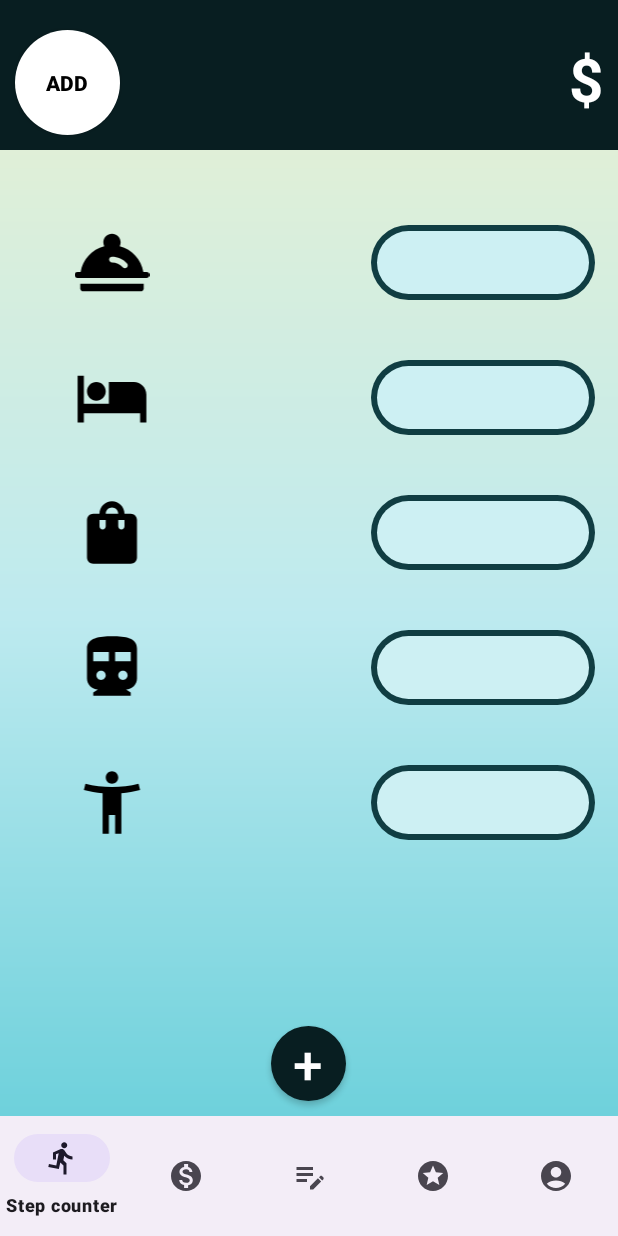
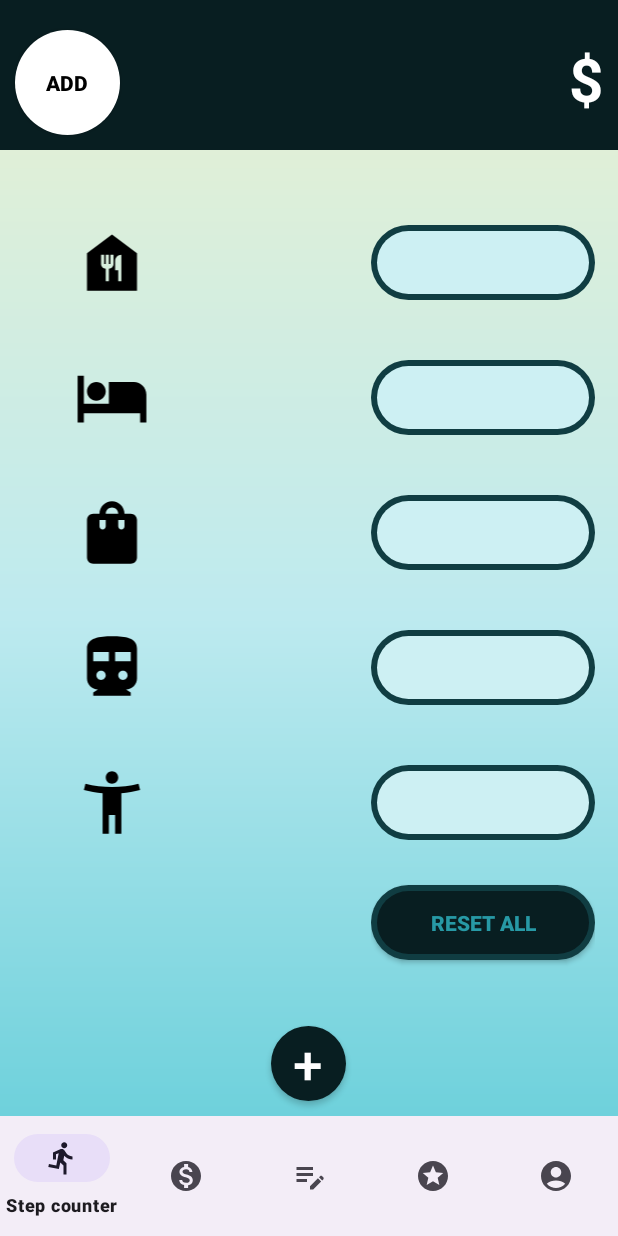
Before and after one commit to jmaimohamed/JetSetGo, an Android app: the fragment AfficheDepensesFragment placed in its activity, on a phone screen of 412 x 824 dp. Run offline under Robolectric (Android 15) with nearby library versions, the phone set to English and light mode, and no system bars; our stand-ins replace Room's generated code.

Commit message:
tache finale1.0

```diff
--- a/app/src/main/java/com/jmaaix/testttttt/AfficheDepensesFragment.java
+++ b/app/src/main/java/com/jmaaix/testttttt/AfficheDepensesFragment.java
@@ -43,23 +43,24 @@ public class AfficheDepensesFragment extends Fragment {
 
         Button addDepenseButton = rootView.findViewById(R.id.IDbutton_addDepense);
         Button editBudget = rootView.findViewById(R.id.IDbutton_addbudget);
+        Button ResetButton=rootView.findViewById(R.id.IDResetButton);
 
         UserDatabase userDatabase = UserDatabase.getInstance(requireContext());
         BudgetDao budgetDao = userDatabase.budgetDao();
         String loggedInUsername = requireActivity().getIntent().getStringExtra("Email");
 
+        Email = loggedInUsername;
+        long userId = budgetDao.getUserIDByEmail(Email);
+
         // Handle the button click to navigate to another fragment (Fragment2, for example)
         if (loggedInUsername != null && !loggedInUsername.isEmpty()) {
-            Email = loggedInUsername;
-            long userId = budgetDao.getUserIDByEmail(Email);
+
             double totalBudget = budgetDao.getTotalBudget(userId);
-
             double Bfood= budgetDao.getBFood(userId);
             double Baccomodation = budgetDao.getBAccomodation(userId);
             double Btransport = budgetDao.getBTransport(userId);
             double Bshopping = budgetDao.getBShopping(userId);
             double BLoisir= budgetDao.getBLosir(userId);
-
             double BudgetRestant=totalBudget-(Bfood+ Baccomodation+Btransport+Bshopping+BLoisir);
 
             totalBudgetTextView.setText(String.valueOf(BudgetRestant));
@@ -87,7 +88,16 @@ public class AfficheDepensesFragment extends Fragment {
             }
         });
 
-
+        ResetButton.setOnClickListener(new View.OnClickListener() {
+            @Override
+            public void onClick(View v) {
+                long userId = budgetDao.getUserIDByEmail(Email);
+                // Replace the current fragment with Fragment2
+                budgetDao.ResetALL(userId);
+                Fragment afficheDepensesFragment = new AfficheDepensesFragment(); // Replace with the actual Fragment2 class
+                replaceFragment(afficheDepensesFragment);
+            }
+        });
         return rootView;
     }
 
--- a/app/src/main/java/com/jmaaix/testttttt/CameraFragment.java
+++ b/app/src/main/java/com/jmaaix/testttttt/CameraFragment.java
@@ -56,7 +56,6 @@ public class CameraFragment extends Fragment {
             imageView = view.findViewById(R.id.imageView);
             Button takePictureButton = view.findViewById(R.id.takePictureButton);
             Button consulterButton = view.findViewById(R.id.cons_facture);
-            TextView textView = view.findViewById(R.id.idfacturetext);
             // Set a click listener for the button
 
 
--- a/app/src/main/java/com/jmaaix/testttttt/DAO/BudgetDao.java
+++ b/app/src/main/java/com/jmaaix/testttttt/DAO/BudgetDao.java
@@ -18,6 +18,9 @@ import java.util.List;
 public interface BudgetDao {
 
 
+
+    @Query("UPDATE budget SET BLoisir = 0 ,BTransport=0,BShopping=0,BAccomodation=0,BFood=0  WHERE userId = :userId")
+    void ResetALL(long userId);
     @Insert
     void insertBudget(Budget budget);
 
@@ -62,6 +65,4 @@ public interface BudgetDao {
     @Query("UPDATE budget SET BLoisir = BLoisir + :newBLoisir  WHERE userId = :userId")
     void updateBLoisir(long userId, double newBLoisir);
 
-
-
 }
--- a/app/src/main/java/com/jmaaix/testttttt/database/UserDatabase.java
+++ b/app/src/main/java/com/jmaaix/testttttt/database/UserDatabase.java
@@ -13,7 +13,7 @@ import com.jmaaix.testttttt.entities.Budget;
 import com.jmaaix.testttttt.entities.Facture;
 import com.jmaaix.testttttt.entities.User;
 
-@Database(entities = {User.class, Budget.class, Facture.class}, version = 3, exportSchema = false)
+@Database(entities = {User.class, Budget.class, Facture.class}, version = 4, exportSchema = false)
 public abstract class UserDatabase extends RoomDatabase {
 
     private static UserDatabase instance;
--- a/app/src/main/res/layout/fragment_affiche_depenses.xml
+++ b/app/src/main/res/layout/fragment_affiche_depenses.xml
@@ -58,7 +58,7 @@
             android:id="@+id/id_image_food"
             android:layout_width="match_parent"
             android:layout_height="50dp"
-            android:src="@drawable/tray_food" />
+            android:src="@drawable/image_selector" />
 
         <Space
             android:layout_width="match_parent"
@@ -178,14 +178,29 @@
             android:layout_width="match_parent"
             android:layout_height="50dp"
             android:background="@drawable/textcolor"
-
             android:textAlignment="center"
             android:textColor="#081E21"
             android:textSize="30dp"
             android:textStyle="bold" />
 
+        <androidx.appcompat.widget.AppCompatButton
+            android:id="@+id/IDResetButton"
+            android:layout_width="match_parent"
+            android:layout_height="50dp"
+            android:layout_marginTop="30dp"
+            android:background="@drawable/buttonsuivant"
+            android:text="Reset ALL"
+            android:textColor="#2799A5"
+            android:textStyle="bold" />
+
 
     </LinearLayout>
+
+
+
+
+
+
 
     <androidx.appcompat.widget.AppCompatButton
         android:id="@+id/IDbutton_addDepense"
--- a/app/src/main/res/layout/item_image.xml
+++ b/app/src/main/res/layout/item_image.xml
@@ -19,7 +19,7 @@
             android:textAlignment="center"
             android:textStyle="italic"
             android:textSize="25dp"
-            android:textColor="@color/black"
+            android:textColor="@color/orange"
             android:text="" />
 
         <ImageView
```
Also changed, not shown: app/src/main/res/layout/fragment_consulter.xml (+1 -8 lines).
